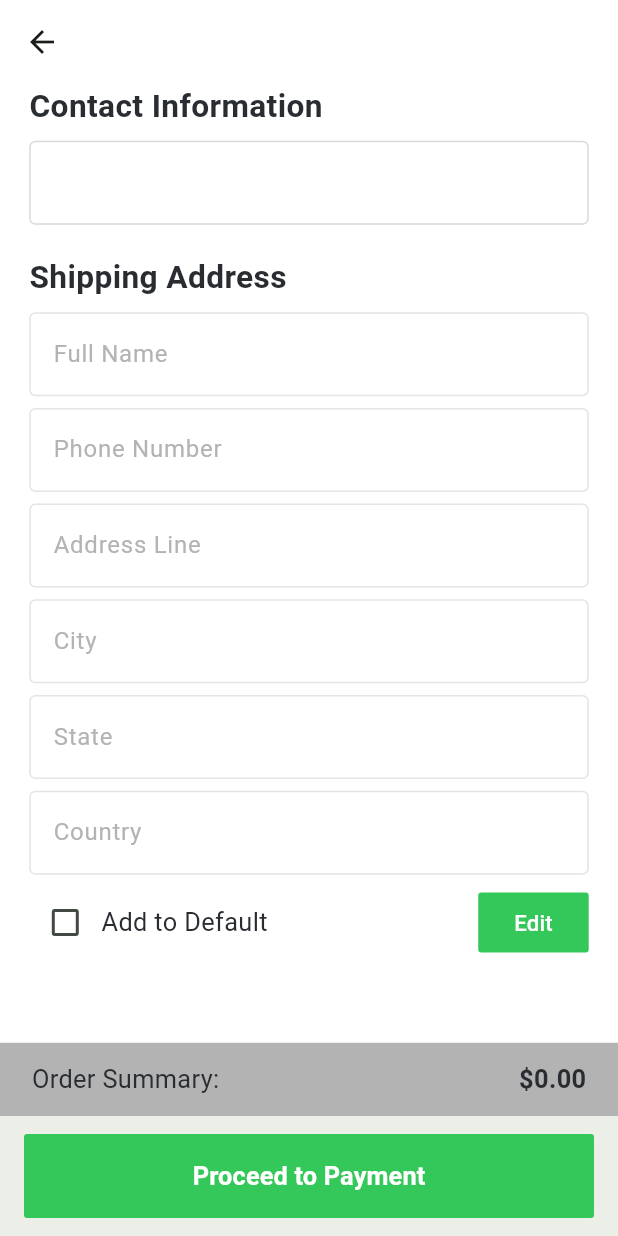
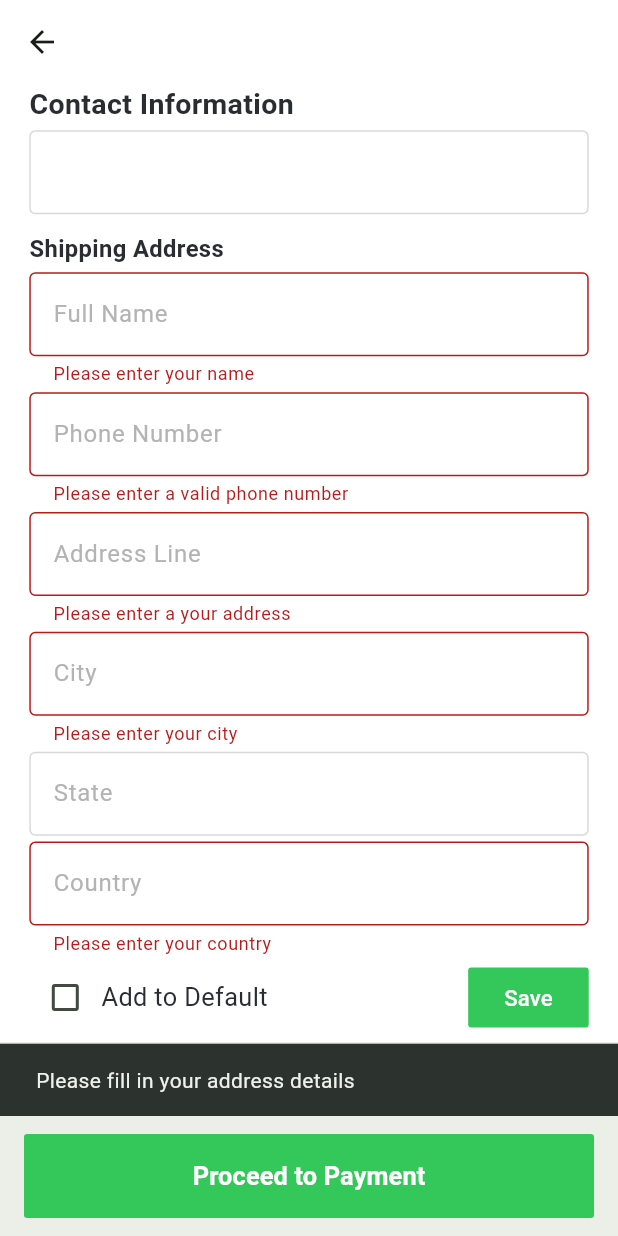
Before and after one commit to Odarteifx/ecommerce_app, a Flutter app: the ShippingScreen screen opened directly with empty values, after a tap on "Save", on a phone screen of 412 x 824 dp. Run offline on Flutter 3.47's test engine with Material 3 defaults, Android fonts, the phone set to English and light mode, and no system bars; our stand-ins replace carousel_slider, cloud_firestore, dio, firebase_auth, firebase_core, firebase_storage and 11 more; missing offline and left inert: currency_converter; accounts and stored records are empty.

Commit message:
Added shipping address input validators

```diff
--- a/lib/widgets/eshop_widgets.dart
+++ b/lib/widgets/eshop_widgets.dart
@@ -1459,9 +1459,19 @@ class _ShippingFormState extends ConsumerState<ShippingForm> {
   }
 
   Future<void> _handleSave() async {
+    if (_formkey.currentState!.validate()) {
+      _formkey.currentState!.save();
       setState(() {
         _isEditable == true ? _isEditable = false : _isEditable = true;
       });
+    } else {
+      ScaffoldMessenger.of(context).showSnackBar(
+        const SnackBar(
+          content: Text('Please fill in your address details'),
+        ),
+      );
+    }
+
     final email = userEmail;
     final fullName = _fullNameController.text;
     final phoneNumber = _phoneNumberController.text;
@@ -1507,13 +1517,13 @@ class _ShippingFormState extends ConsumerState<ShippingForm> {
       Form(
         key: _formkey,
         child: Column(
-          spacing: 8.h,
+          spacing: 4.h,
           crossAxisAlignment: CrossAxisAlignment.start,
           mainAxisAlignment: MainAxisAlignment.start,
           children: [
             Text('Contact Information',
                 style: GoogleFonts.roboto(
-                    fontSize: 20.sp,
+                    fontSize: 18.sp,
                     fontWeight: EshopFontweight.bold,
                     color: Appcolors.textColor)),
             TextFormField(
@@ -1525,14 +1535,20 @@ class _ShippingFormState extends ConsumerState<ShippingForm> {
                 ),
               ),
             ),
-            SizedBox(height: 5.h),
+            SizedBox(height: 4.h),
             Text('Shipping Address',
                 style: GoogleFonts.roboto(
-                    fontSize: 20.sp,
+                    fontSize: 15.sp,
                     fontWeight: EshopFontweight.bold,
                     color: Appcolors.textColor)),
             TextFormField(
               controller: _fullNameController,
+              validator: (value) {
+                if (value!.isEmpty) {
+                  return 'Please enter your name';
+                }
+                return null;
+              },
               keyboardType: TextInputType.name,
               decoration: InputDecoration(
                 enabled: _isEditable,
@@ -1547,6 +1563,12 @@ class _ShippingFormState extends ConsumerState<ShippingForm> {
             ),
             TextFormField(
               controller: _phoneNumberController,
+              validator: (value) {
+                if (value!.isEmpty || value.length < 10) {
+                  return 'Please enter a valid phone number';
+                }
+                return null;
+              },
               keyboardType: TextInputType.phone,
               decoration: InputDecoration(
                 enabled: _isEditable,
@@ -1561,6 +1583,12 @@ class _ShippingFormState extends ConsumerState<ShippingForm> {
             ),
             TextFormField(
               controller: _addressLineController,
+              validator: (value) {
+                if (value!.isEmpty) {
+                  return 'Please enter a your address';
+                }
+                return null;
+              },
               keyboardType: TextInputType.streetAddress,
               decoration: InputDecoration(
                 enabled: _isEditable,
@@ -1575,6 +1603,12 @@ class _ShippingFormState extends ConsumerState<ShippingForm> {
             ),
             TextFormField(
               controller: _cityController,
+              validator: (value) {
+                if (value!.isEmpty) {
+                  return 'Please enter your city';
+                }
+                return null;
+              },
               keyboardType: TextInputType.streetAddress,
               decoration: InputDecoration(
                 enabled: _isEditable,
@@ -1589,12 +1623,6 @@ class _ShippingFormState extends ConsumerState<ShippingForm> {
             ),
             TextFormField(
               controller: _stateController,
-              validator: (value) {
-                if (value!.isEmpty) {
-                  return 'Please enter a valid state';
-                }
-                return null;
-              },
               keyboardType: TextInputType.streetAddress,
               decoration: InputDecoration(
                 enabled: _isEditable,
@@ -1609,6 +1637,12 @@ class _ShippingFormState extends ConsumerState<ShippingForm> {
             ),
             TextFormField(
               controller: _countryController,
+              validator: (value) {
+                if (value!.isEmpty) {
+                  return 'Please enter your country';
+                }
+                return null;
+              },
               decoration: InputDecoration(
                 enabled: _isEditable,
                 border: OutlineInputBorder(
```
Lines whose indentation alone changed are shown as unchanged.
